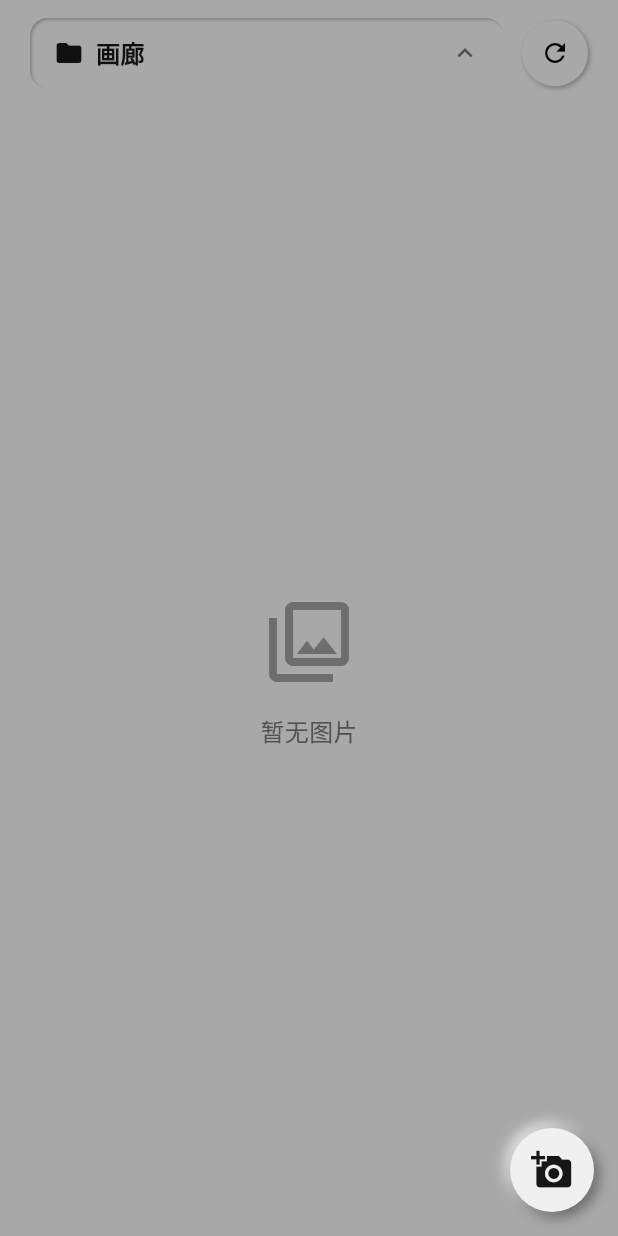
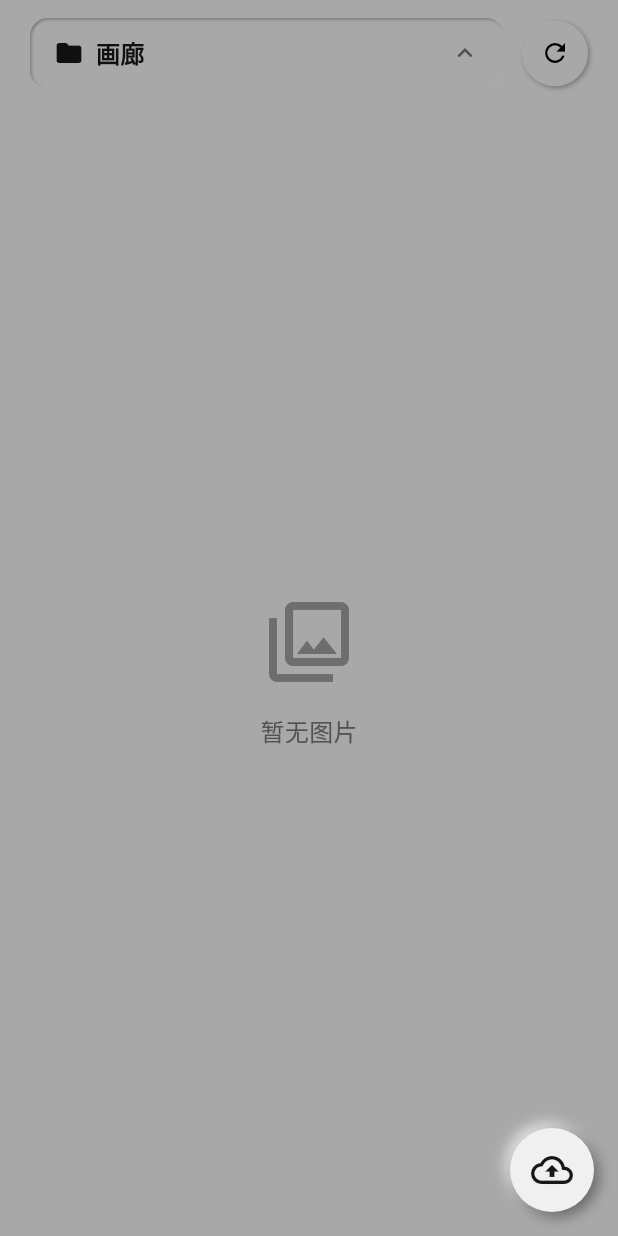
Before and after one commit to bwan3150/ReSourcer, a Flutter app: the GalleryScreen screen opened directly, after a tap on "画廊", on a phone screen of 412 x 824 dp. Run offline on Flutter 3.47's test engine with Material 3 defaults, Android fonts, the phone set to English and light mode, and no system bars; our stand-ins replace dio, easy_localization, flutter_neumorphic_plus, image_picker, shared_preferences; missing offline and left inert: media_kit, media_kit_video, mobile_scanner; accounts and stored records are empty.

Commit message:
Add: upload files in app

```diff
--- a/app/flutter/lib/screens/gallery/gallery_screen.dart
+++ b/app/flutter/lib/screens/gallery/gallery_screen.dart
@@ -128,6 +128,7 @@ class _GalleryScreenState extends State<GalleryScreen> {
                     child: ImageGrid(
                       files: provider.files,
                       fileCount: provider.files.length,
+                      currentFolderPath: provider.currentFolder?.path,
                     ),
                   );
                 },
--- a/app/flutter/lib/widgets/gallery/upload_button.dart
+++ b/app/flutter/lib/widgets/gallery/upload_button.dart
@@ -1,11 +1,12 @@
+import 'dart:async';
 import 'package:flutter_neumorphic_plus/flutter_neumorphic.dart';
-import 'package:image_picker/image_picker.dart';
 import 'package:provider/provider.dart';
 import '../../providers/auth_provider.dart';
 import '../../providers/upload_provider.dart';
-import '../../providers/gallery_provider.dart';
+import '../../models/upload_task.dart';
+import '../../screens/upload/upload_tasks_screen.dart';
 
-/// 上传按钮组件
+/// 上传任务列表按钮（悬浮按钮）
 class UploadButton extends StatefulWidget {
   const UploadButton({Key? key}) : super(key: key);
 
@@ -14,64 +15,68 @@ class UploadButton extends StatefulWidget {
 }
 
 class _UploadButtonState extends State<UploadButton> {
-  final ImagePicker _picker = ImagePicker();
+  Timer? _pollingTimer;
 
-  Future<void> _handleUpload() async {
-    // 选择图片
-    final XFile? image = await _picker.pickImage(
-      source: ImageSource.gallery,
-      maxWidth: 4096,
-      maxHeight: 4096,
-    );
+  @override
+  void initState() {
+    super.initState();
+    // 加载任务并开始轮询
+    WidgetsBinding.instance.addPostFrameCallback((_) {
+      _loadTasks();
+      _startPolling();
+    });
+  }
 
-    if (image == null || !mounted) return;
+  @override
+  void dispose() {
+    _stopPolling();
+    super.dispose();
+  }
 
-    // 上传
+  Future<void> _loadTasks() async {
     final authProvider = Provider.of<AuthProvider>(context, listen: false);
     final uploadProvider = Provider.of<UploadProvider>(context, listen: false);
-    final galleryProvider = Provider.of<GalleryProvider>(context, listen: false);
 
-    if (authProvider.apiService == null) {
-      _showMessage('服务未连接', isError: true);
-      return;
-    }
-
-    // 显示加载提示
-    _showMessage('正在上传...');
-
-    final success = await uploadProvider.uploadFile(
-      authProvider.apiService!,
-      image.path,
-      'uploads', // 默认上传到 uploads 文件夹
-    );
-
-    if (mounted) {
-      if (success) {
-        _showMessage('上传成功');
-        // 刷新画廊
-        await galleryProvider.refresh(authProvider.apiService!);
-      } else {
-        _showMessage('上传失败', isError: true);
-      }
+    if (authProvider.apiService != null) {
+      await uploadProvider.loadTasks(authProvider.apiService!);
     }
   }
 
-  void _showMessage(String message, {bool isError = false}) {
-    if (!mounted) return;
+  void _startPolling() {
+    _pollingTimer = Timer.periodic(const Duration(seconds: 1), (timer) {
+      if (mounted) {
+        _loadTasks();
+      }
+    });
+  }
 
-    ScaffoldMessenger.of(context).showSnackBar(
-      SnackBar(
-        content: Text(message),
-        backgroundColor: isError ? Colors.red : Colors.green,
-        duration: const Duration(seconds: 2),
+  void _stopPolling() {
+    _pollingTimer?.cancel();
+    _pollingTimer = null;
+  }
+
+  void _openTaskList() {
+    Navigator.of(context).push(
+      MaterialPageRoute(
+        builder: (context) => const UploadTasksScreen(),
       ),
     );
   }
 
   @override
   Widget build(BuildContext context) {
-    return NeumorphicFloatingActionButton(
-      onPressed: _handleUpload,
+    return Consumer<UploadProvider>(
+      builder: (context, provider, child) {
+        final activeTasks = provider.tasks
+            .where((t) =>
+                t.status == UploadStatus.pending ||
+                t.status == UploadStatus.uploading)
+            .length;
+
+        return Stack(
+          children: [
+            NeumorphicFloatingActionButton(
+              onPressed: _openTaskList,
               style: NeumorphicStyle(
                 depth: 6,
                 intensity: 0.8,
@@ -79,10 +84,35 @@ class _UploadButtonState extends State<UploadButton> {
                 color: NeumorphicTheme.baseColor(context),
               ),
               child: const Icon(
-        Icons.add_a_photo,
+                Icons.cloud_upload_outlined,
                 size: 28,
                 color: Color(0xFF171717),
               ),
+            ),
+            // 徽章显示活跃任务数
+            if (activeTasks > 0)
+              Positioned(
+                right: 0,
+                top: 0,
+                child: Container(
+                  padding: const EdgeInsets.all(6),
+                  decoration: const BoxDecoration(
+                    color: Colors.red,
+                    shape: BoxShape.circle,
+                  ),
+                  child: Text(
+                    '$activeTasks',
+                    style: const TextStyle(
+                      color: Colors.white,
+                      fontSize: 12,
+                      fontWeight: FontWeight.bold,
+                    ),
+                  ),
+                ),
+              ),
+          ],
+        );
+      },
     );
   }
 }
```
Also changed, not shown: app/flutter/lib/providers/upload_provider.dart (+4 -4 lines), app/flutter/lib/screens/upload/upload_tasks_screen.dart (added, +300 -0 lines), app/flutter/lib/services/api_service.dart (+14 -13 lines), app/flutter/lib/widgets/gallery/image_grid.dart (+117 -1 lines). Lines whose indentation alone changed are shown as unchanged.
